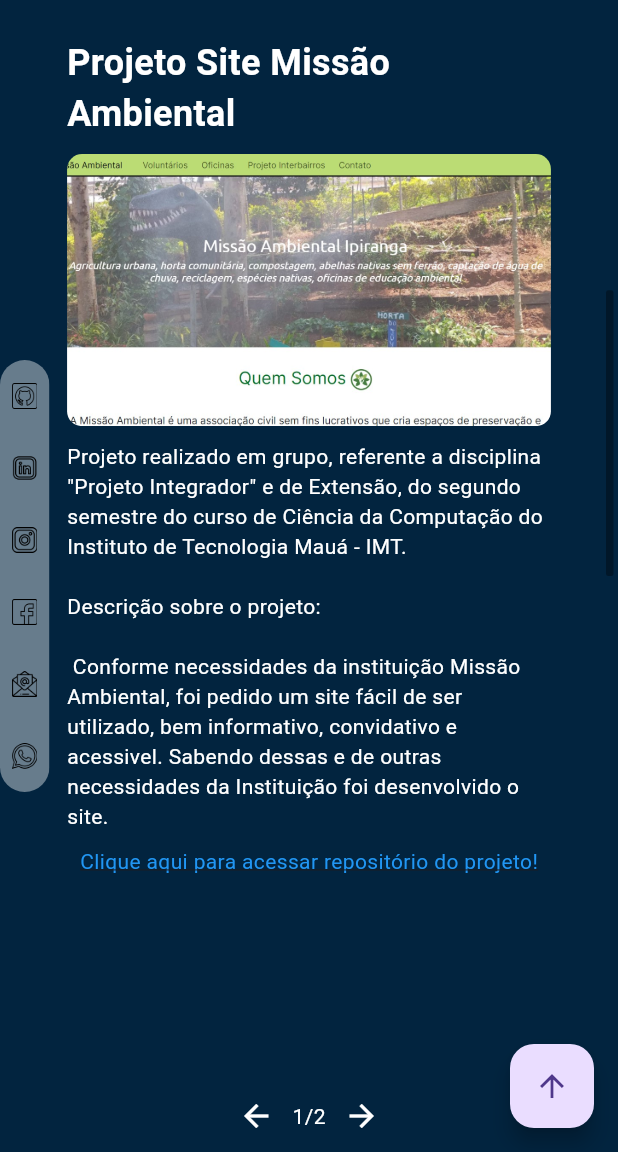
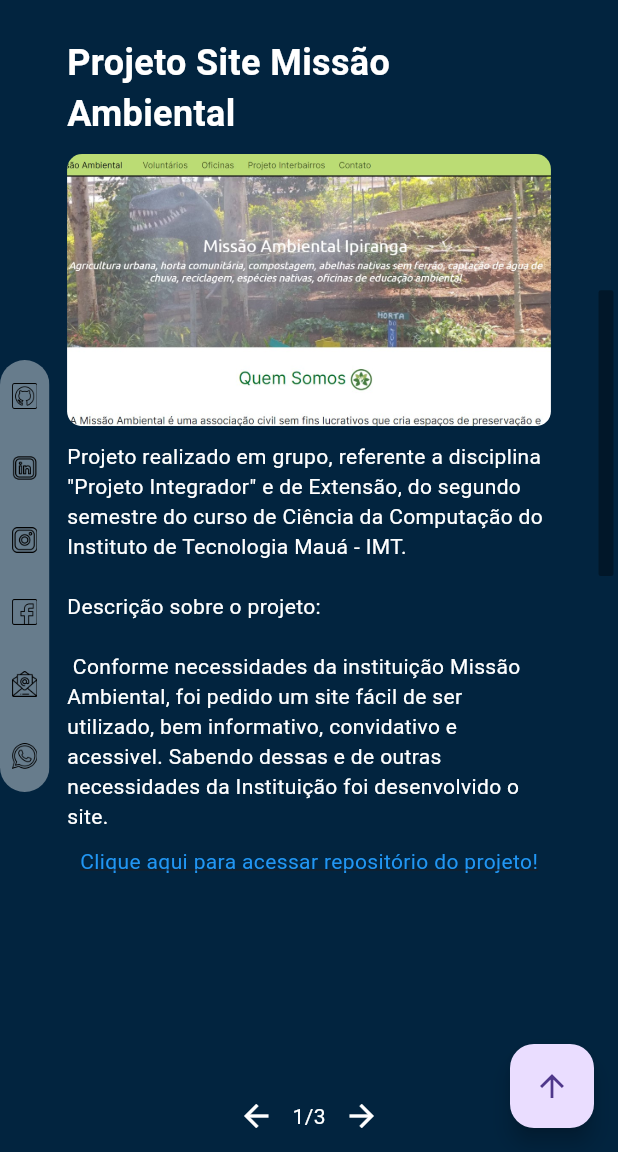
Before and after one commit to murilomolina/portfolio_flutter, a Flutter app: the screen it shows after launch, after a tap on the "arrow downward" icon, on a phone screen of 412 x 824 dp, the part 84-1236 px from its top. Run offline on Flutter 3.47's test engine with Material 3 defaults, Android fonts, the phone set to English and light mode, and no system bars; our stand-ins replace carousel_slider; missing offline and left inert: download, widget_zoom.

Commit message:
mudanças estéticas e de responsividade

```diff
--- a/lib/components/tabela_competencias.dart
+++ b/lib/components/tabela_competencias.dart
@@ -17,7 +17,7 @@ class TabelaCompetencias extends StatelessWidget {
           fonte = fontSizeMin;
         }
 
-        return CupertinoScrollbar(
+        return Scrollbar(
           thumbVisibility: true,
           thickness: 10,
           child: SingleChildScrollView(
--- a/lib/main.dart
+++ b/lib/main.dart
@@ -3,16 +3,11 @@ import 'package:flutter/services.dart';
 import 'package:portfolio_flutter/pages/home_page.dart';
 
 void main() {
-  WidgetsFlutterBinding.ensureInitialized();
-  SystemChrome.setPreferredOrientations([
-    DeviceOrientation.portraitUp, // Bloqueia a orientação no modo retrato
-    DeviceOrientation.portraitDown, // Bloqueia a orientação no modo retrato invertido
-    DeviceOrientation.landscapeLeft, // Bloqueia a orientação no modo paisagem (esquerda)
-    DeviceOrientation.landscapeRight, // Bloqueia a orientação no modo paisagem (direita)
-  ]).then((_) {
   runApp(const MaterialApp(
     home: HomePage(),
     debugShowCheckedModeBanner: false,
   ));
-  });
+  SystemChrome.setPreferredOrientations([
+    DeviceOrientation.portraitUp, // Bloqueia a orientação no modo retrato
+  ]);
 }
--- a/lib/pages/home_page.dart
+++ b/lib/pages/home_page.dart
@@ -232,13 +232,13 @@ class _HomePageState extends State<HomePage> {
           return Stack(
             children: [
               CupertinoScrollbar(
+                controller: _pageController,
                 thumbVisibility: true,
-                thickness: 5,
+                thickness: 10,
+                thicknessWhileDragging: 10,
                 child: PageView(
                   controller: _pageController,
-                  physics: const AlwaysScrollableScrollPhysics(), // Física para sempre permitir rolagem
                   scrollDirection: Axis.vertical,
-                  scrollBehavior: const ScrollBehavior(),
                   children: const [
                     PaginaInicial(),
                     PaginaProjetos(),
--- a/lib/pages/pagina_curriculo.dart
+++ b/lib/pages/pagina_curriculo.dart
@@ -1,4 +1,3 @@
-import 'package:flutter/cupertino.dart';
 import 'package:flutter/material.dart';
 import 'package:portfolio_flutter/components/tabela_competencias.dart';
 import 'package:portfolio_flutter/utils/breakpoints.dart';
@@ -42,10 +41,7 @@ class _PaginaCurriculoState extends State<PaginaCurriculo> {
         color: const Color.fromARGB(255, 2, 36, 63),
         child: LayoutBuilder(builder: (context, constraints) {
           var maxWidth = constraints.maxWidth;
-          if (screenWidth <= tabletBreakpoint) {
-            return Padding(
-              padding:  EdgeInsets.all(defineMargin(maxWidth)),
-              child: Stack(
+            return Stack(
               children: [
                 PageView(
                   controller: _pageController,
@@ -55,7 +51,9 @@ class _PaginaCurriculoState extends State<PaginaCurriculo> {
                     });
                   },
                   children: [
-                      SingleChildScrollView(
+                    Padding(
+                      padding:  EdgeInsets.all(defineMargin(maxWidth)),
+                      child: SingleChildScrollView(
                         scrollDirection: Axis.vertical,
                         child: Column(
                           children: [
@@ -80,9 +78,10 @@ class _PaginaCurriculoState extends State<PaginaCurriculo> {
                           ],
                         ),
                       ),
+                    ),
                     Padding(
-                        padding: EdgeInsets.all(paddingValue),
-                        child: const CupertinoScrollbar(
+                      padding:  EdgeInsets.all(defineMargin(maxWidth)),
+                      child: const Scrollbar(
                         thumbVisibility: true,
                         thickness: 10,
                         child: SingleChildScrollView(
@@ -99,7 +98,6 @@ class _PaginaCurriculoState extends State<PaginaCurriculo> {
                                 textAlign: TextAlign.center,
                               ),
                               TabelaCompetencias(),
-                                SizedBox(height: 10.0),
                             ],
                           ),
                         ),
@@ -157,63 +155,9 @@ class _PaginaCurriculoState extends State<PaginaCurriculo> {
                   ),
                 ),
               ],
-              ),
-            );
-          } else {
-            return Column(
-              children: [
-                const Text(
-                  "Clique no curriculo para dar zoom!",
-                  style: TextStyle(color: Colors.white, fontSize: 14),
-                ),
-                const Text("Na barra lateral (esquerda, ultimo item) é possível fazer o download do currículo em PDF!",
-                            style:
-                                  TextStyle(color: Colors.white, fontSize: 14),
-                          ),
-                Expanded(
-                  child: Padding(
-                    padding: EdgeInsets.all(paddingValue),
-                    child: Center(
-                      child: Row(
-                        mainAxisAlignment: MainAxisAlignment.center,
-                        children: [
-                          WidgetZoom(
-                            heroAnimationTag: 'tag',
-                            zoomWidget: Image.asset(
-                              'lib/assets/curriculo/curriculo.jpg',
-                            ),
-                          ),
-                          const SizedBox(width: 20.0),
-                          const CupertinoScrollbar(
-                            thumbVisibility: true,
-                            thickness: 10,
-                            child: SingleChildScrollView(
-                              scrollDirection: Axis.vertical,
-                              child: Column(
-                                children: [
-                                  Text(
-                                    'Minhas Competências:',
-                                    style: TextStyle(
-                                      fontSize: 34,
-                                      fontWeight: FontWeight.bold,
-                                      color: Color.fromARGB(255, 255, 255, 255),
-                                    ),
-                                    textAlign: TextAlign.center,
-                                  ),
-                                  TabelaCompetencias(),
-                                ],
-                              ),
-                            ),
-                          ),
-                        ],
-                      ),
-                    ),
-                  ),
-                ),
-              ],
             );
           }
-        }),
+        )
         ),
     );
   }
--- a/lib/pages/pagina_projetos.dart
+++ b/lib/pages/pagina_projetos.dart
@@ -27,6 +27,11 @@ class _PaginaProjetosState extends State<PaginaProjetos> {
       descricao: descricao_proj_gerar_doc,
       urlProjeto: 'https://github.com/murilomolina?tab=repositories',
     ),
+    const ProjetoPadrao(
+      descricao: descricao_proj_relatorio_eizemitz,
+      titulo: 'Webscrapping/Extração de dados e envio de relatorio para a empresa EizeMitz',
+      urlProjeto: 'https://github.com/murilomolina/relatorio_diario_eizemitz.git',
+      imagem: 'lib/assets/pre_exibicao/relatorio_eizemitz',)
   ];
 
   late PageController _pageController;
--- a/lib/utils/descricao_projetos.dart
+++ b/lib/utils/descricao_projetos.dart
@@ -2,3 +2,4 @@
 
 const descricao_proj_missao_ambiental = 'Projeto realizado em grupo, referente a disciplina "Projeto Integrador" e de Extensão, do segundo semestre do curso de Ciência da Computação do Instituto de Tecnologia Mauá - IMT.\n\nDescrição sobre o projeto:\n\n\tConforme necessidades da instituição Missão Ambiental, foi pedido um site fácil de ser utilizado, bem informativo, convidativo e acessivel. Sabendo dessas e de outras necessidades da Instituição foi desenvolvido o site.';
 const descricao_proj_gerar_doc = 'Script criado em Python afim de calcular e gerar um documento (.docx) de Memorial de Calculos Basicos para OODC e EIV/RIT-TIPO I-Lei 9.924/16';
+const descricao_proj_relatorio_eizemitz = 'Script de Web Scraping e Automação\nEste script em Python, desenvolvido para uso exclusivo da empresa Eizeitz, automatiza o processo de web scraping, compilação de dados em planilhas Excel e distribuição por e-mail. O script é executado uma vez ao dia em um horário definido pelo usuário, extraindo dados de um site especificado, organizando-os em duas planilhas Excel e enviando os resultados para um destinatário designado.\n\nFuncionalidades\nWeb Scraping: Extrai dados específicos de um site utilizando as bibliotecas BeautifulSoup e Requests. Compilação em Excel: Organiza os dados extraídos em duas planilhas Excel separadas utilizando as bibliotecas Pandas e OpenPyXL. E-mail Automatizado: Envia o arquivo Excel compilado por e-mail utilizando as bibliotecas smtplib e email. Execução Agendada: Executa automaticamente em um horário especificado pelo usuário todos os dias.';
--- a/lib/widgets/sobre_mim_carrossel.dart
+++ b/lib/widgets/sobre_mim_carrossel.dart
@@ -1,5 +1,6 @@
 import 'package:flutter/cupertino.dart';
 import 'package:flutter/material.dart';
+import 'package:flutter/rendering.dart';
 import 'package:portfolio_flutter/utils/breakpoints.dart';
 import 'package:carousel_slider/carousel_slider.dart';
 
@@ -60,9 +61,9 @@ class _SobreMimCarrosselState extends State<SobreMimCarrossel> {
                                 scrollDirection: Axis.vertical,
                                 child: Text(
                                   item,
-                                  style: const TextStyle(
-                                    fontSize: 20,
-                                    color: Color.fromARGB(255, 255, 255, 255),
+                                  style: TextStyle(
+                                    fontSize: (screenWidth <= mobileBreakpoint) ? 16: 20,
+                                    color: const Color.fromARGB(255, 255, 255, 255),
                                   ),
                                   textAlign: TextAlign.center,
                                 ),
```
Lines whose indentation alone changed are shown as unchanged.
